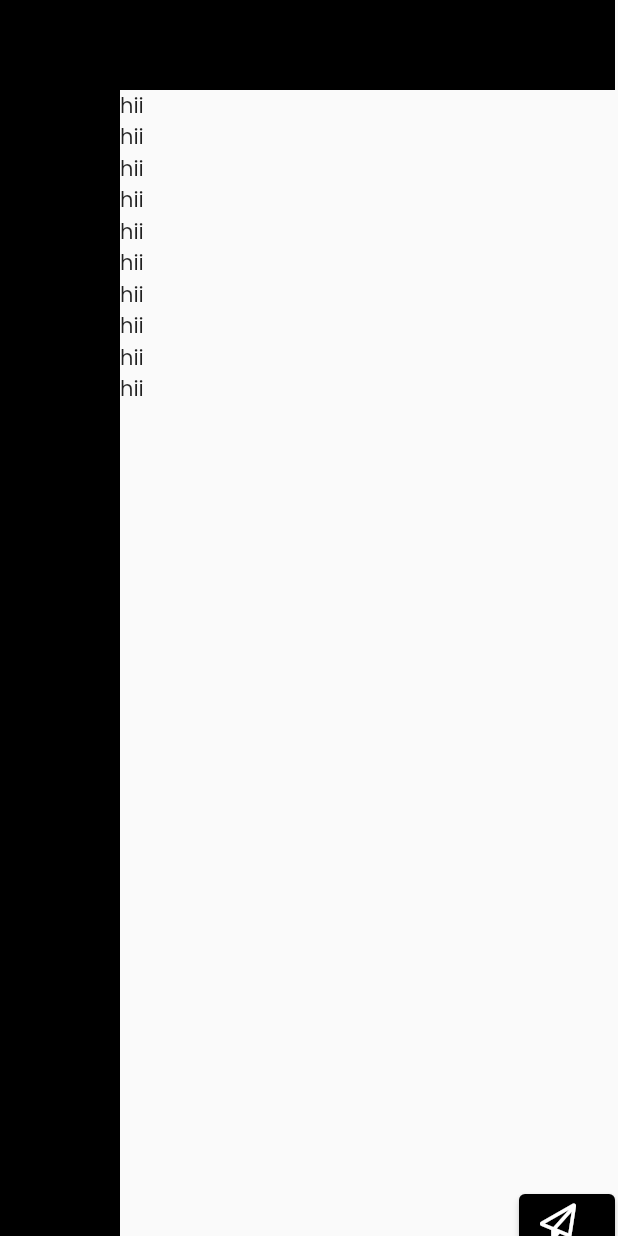
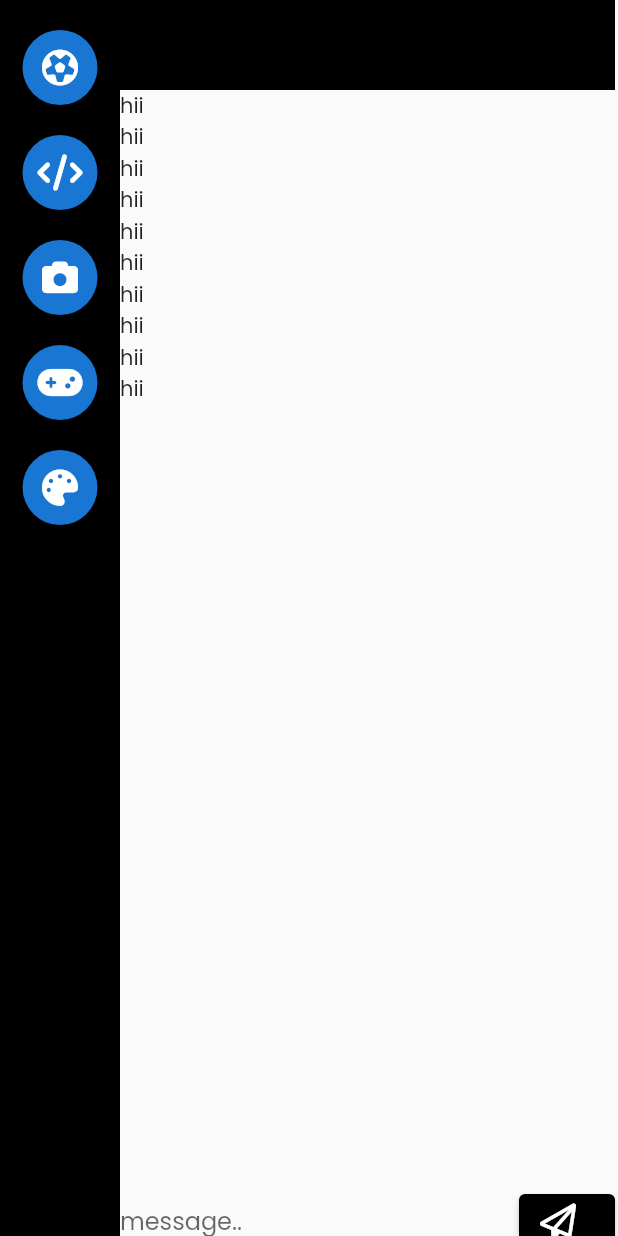
Before and after one commit to anujsinghrawat/chatroom_app, a Flutter app: the Home screen opened by its route, on a phone screen of 412 x 824 dp. Run offline on Flutter 3.47's test engine with Material 2 defaults, Android fonts, the phone set to English and light mode, and no system bars; our stand-ins replace firebase_core, font_awesome_flutter, google_fonts; accounts and stored records are empty.

Commit message:
commit
Signed-off-by: Anuj Singh Rawat <84454648+anujsinghrawat@users.noreply.github.com>

```diff
--- a/lib/screens/home_page.dart
+++ b/lib/screens/home_page.dart
@@ -1,3 +1,4 @@
+import 'package:chatroom_app/widgets/avatar.dart';
 import 'package:flutter/material.dart';
 import 'package:font_awesome_flutter/font_awesome_flutter.dart';
 
@@ -17,11 +18,11 @@ class Home extends StatelessWidget {
               child: Column(
                 mainAxisAlignment: MainAxisAlignment.start,
                 children: [
-                  const Text('demo'),
-                  const Text('demo'),
-                  const Text('demo'),
-                  const Text('demo'),
-                  const Text('demo'),
+                  Avatar(logo: FontAwesomeIcons.futbol),
+                  Avatar(logo: FontAwesomeIcons.code),
+                  Avatar(logo: FontAwesomeIcons.camera),
+                  Avatar(logo: FontAwesomeIcons.gamepad),
+                  Avatar(logo: FontAwesomeIcons.palette),
                 ],
               ),
             ),
@@ -51,13 +52,18 @@ class Home extends StatelessWidget {
                     shrinkWrap: true,
                       itemCount: 10,
                       itemBuilder: (BuildContext context, int index) {
-                    return Text('hii');
+                    return const Text('hii');
                   }),
                 ),
                 Row(
                   mainAxisSize: MainAxisSize.min,
                   children: [
-                    Expanded(child: const TextField()),
+                    const Expanded(child: TextField(
+                      decoration: InputDecoration(
+                        focusColor: Colors.grey,
+                        hintText: 'message..',
+                      ),
+                    )),
                     ElevatedButton.icon(
                       style: ElevatedButton.styleFrom(
                         backgroundColor: Colors.black,
--- a/lib/widgets/avatar.dart
+++ b/lib/widgets/avatar.dart
@@ -2,19 +2,36 @@ import 'package:flutter/material.dart';
 import 'package:font_awesome_flutter/font_awesome_flutter.dart';
 
 class Avatar extends StatelessWidget {
-  final String name;
-  Avatar({Key? key, required this.name});
+  final IconData logo;
+  Avatar({Key? key, required this.logo});
   @override
   Widget build(BuildContext context) {
-    return _buildAvatar(this.name);
+    return _buildAvatar(this.logo);
   }
 }
 
-Widget _buildAvatar(String name) {
+Widget _buildAvatar(IconData logo) {
   return Column(
     children: [
-      SizedBox(height: 20,),
-      // ElevatedButton.icon(onPressed: (){}, icon: FaIcon(FontAwesomeIcons.${name}), label: Text(' '))
+      const SizedBox(
+        height: 20,
+      ),
+      CircleAvatar(
+        radius: 25,
+        // backgroundColor: Colors.grey,
+        child: IconButton(
+          // back: Colors.grey,
+          highlightColor: Colors.grey,
+          onPressed: () {},
+          icon: Align(widthFactor: 1.0,
+          heightFactor: 1.0,
+            child: FaIcon(logo)),
+          style: IconButton.styleFrom(
+              padding: const EdgeInsets.all(3),
+              backgroundColor: Colors.grey,
+              ),
+        ),
+      )
     ],
   );
 }
```
